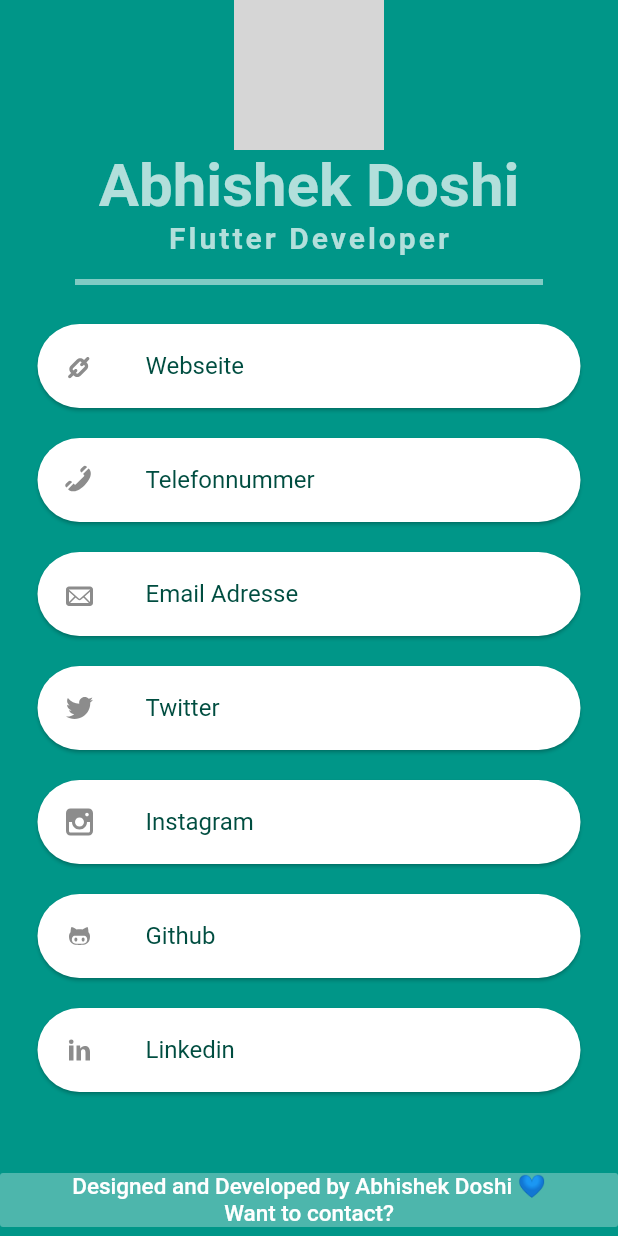
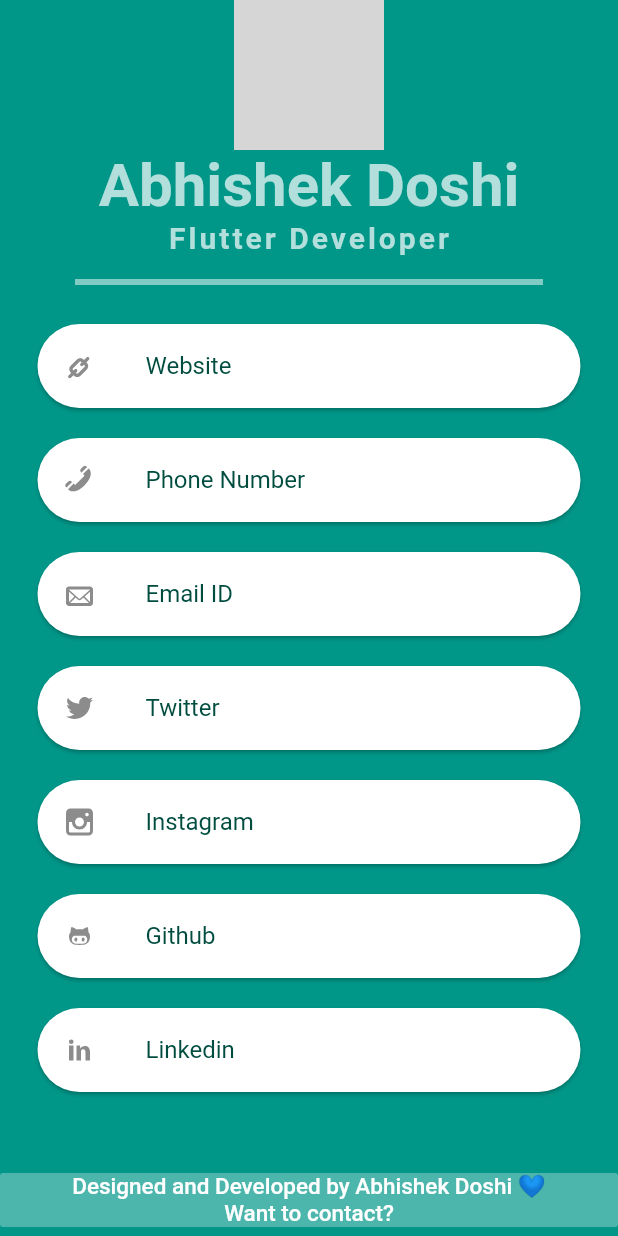
Before and after one commit to AbhishekDoshi26/contactus, a Flutter app: the screen it shows after launch, on a phone screen of 412 x 824 dp. Run offline on Flutter 3.47's test engine with Material 2 defaults, Android fonts, the phone set to English and light mode, and no system bars; our stand-ins replace typicons_flutter; Roboto replaces fonts that are missing (Pacifico); grey boxes are pictures that could not be loaded.

Commit message:
+ updated version

```diff
--- a/lib/contactus.dart
+++ b/lib/contactus.dart
@@ -135,7 +135,7 @@ class ContactUs extends StatelessWidget {
                 child: ListTile(
                   leading: Icon(Typicons.link),
                   title: Text(
-                    'Webseite',
+                    'Website',
                     style: TextStyle(
                       color: textColor,
                     ),
@@ -160,7 +160,7 @@ class ContactUs extends StatelessWidget {
                 child: ListTile(
                   leading: Icon(Typicons.phone),
                   title: Text(
-                    'Telefonnummer',
+                    'Phone Number',
                     style: TextStyle(
                       color: textColor,
                     ),
@@ -183,7 +183,7 @@ class ContactUs extends StatelessWidget {
               child: ListTile(
                 leading: Icon(Typicons.mail),
                 title: Text(
-                  'Email Adresse',
+                  'Email ID',
                   style: TextStyle(
                     color: textColor,
                   ),
--- a/pubspec.yaml
+++ b/pubspec.yaml
@@ -1,6 +1,6 @@
 name: contactus
 description: contactus is the package which helps the developers to add their contact information with ease.Developers can add many important details such as website, email, phone number, etc.
-version: 1.1.4
+version: 1.1.5
 author: Abhishek Doshi <adoshi26.ad@gmail.com>
 repository: https://github.com/AbhishekDoshi26/contactus
 homepage: https://abhishekdoshi.netlify.app
```
